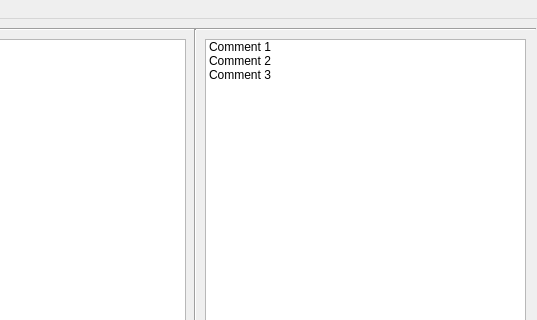
This is Editor_window.ui in sidhiadkoli/flamingo as Qt 5 draws it before an edit; both pictures show x 345 to 882 and y 0 to 320 of the 882 by 571 pixel window. The edited form follows.
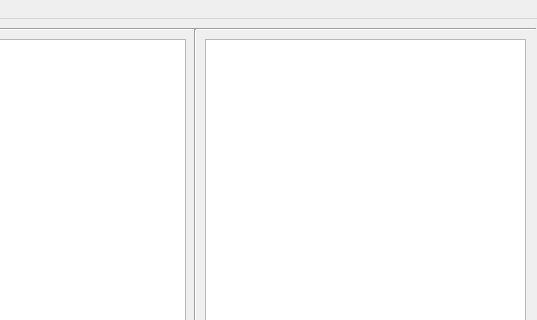
This is the edited form.

Commit message: Removed text in UI

```diff
--- a/Editor_window.ui
+++ b/Editor_window.ui
@@ -68,21 +68,6 @@
     <property name="wordWrap">
      <bool>true</bool>
     </property>
-    <item>
-     <property name="text">
-      <string>Comment 1</string>
-     </property>
-    </item>
-    <item>
-     <property name="text">
-      <string>Comment 2</string>
-     </property>
-    </item>
-    <item>
-     <property name="text">
-      <string>Comment 3</string>
-     </property>
-    </item>
    </widget>
    <widget class="QTextEdit" name="editorTextEdit">
     <property name="geometry">
```
The commit also changes 3 other files.
